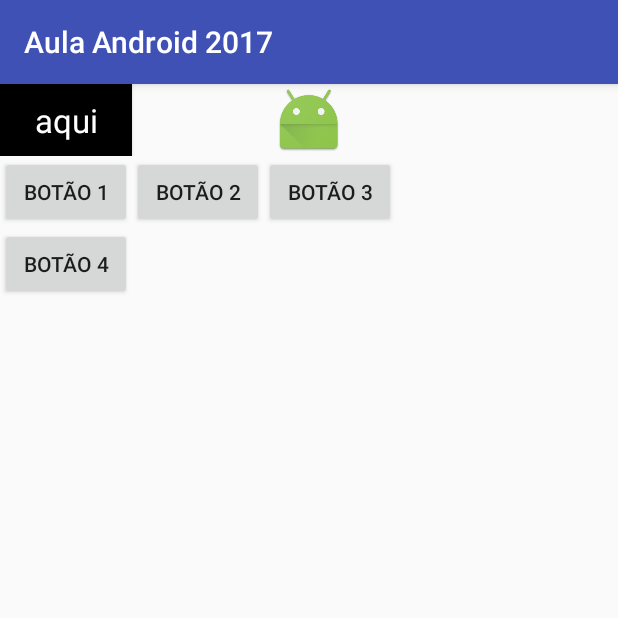
After one commit to marcelobjr/app-android, an Android app: the Exercicio2 screen opened directly, with no data from a screen before it, on a phone screen of 412 x 824 dp, the top half of it. The commit adds this screen. Run offline under Robolectric (Android 15) with nearby library versions, the phone set to English and light mode, and no system bars.

Commit message:
exercicio layout

```diff
--- a/app/src/main/AndroidManifest.xml
+++ b/app/src/main/AndroidManifest.xml
@@ -3,6 +3,7 @@
     package="com.example.marcelo.aulaandroid">
 
     <uses-permission android:name="android.permission.CALL_PHONE" />
+
     <application
         android:allowBackup="true"
         android:icon="@mipmap/ic_launcher"
@@ -22,7 +23,8 @@
         <activity android:name=".Exercicio4" />
         <activity android:name=".Exercicio4FormStudentActivity" />
         <activity android:name=".ExercicioSQL" />
-        <activity android:name=".ExercicioSQLCadastro"></activity>
+        <activity android:name=".ExercicioSQLCadastro" />
+        <activity android:name=".Exercicio2"></activity>
     </application>
 
 </manifest>
--- /dev/null
+++ b/app/src/main/java/com/example/marcelo/aulaandroid/Exercicio2.java
@@ -0,0 +1,13 @@
+package com.example.marcelo.aulaandroid;
+
+import android.support.v7.app.AppCompatActivity;
+import android.os.Bundle;
+
+public class Exercicio2 extends AppCompatActivity {
+
+    @Override
+    protected void onCreate(Bundle savedInstanceState) {
+        super.onCreate(savedInstanceState);
+        setContentView(R.layout.activity_exercicio2);
+    }
+}
--- /dev/null
+++ b/app/src/main/res/layout/activity_exercicio2.xml
@@ -0,0 +1,16 @@
+<?xml version="1.0" encoding="utf-8"?>
+<ScrollView xmlns:android="http://schemas.android.com/apk/res/android"
+    android:layout_width="match_parent"
+    android:layout_height="match_parent">
+
+    <LinearLayout
+        android:orientation="vertical"
+        android:layout_width="fill_parent"
+        android:layout_height="fill_parent">
+
+        <include layout="@layout/frame_layout"/>
+        <include layout="@layout/grid_layout" />
+
+    </LinearLayout>
+
+</ScrollView>
--- /dev/null
+++ b/app/src/main/res/layout/frame_layout.xml
@@ -0,0 +1,26 @@
+<?xml version="1.0" encoding="utf-8"?>
+<FrameLayout xmlns:android="http://schemas.android.com/apk/res/android"
+android:layout_width="fill_parent"
+android:layout_height="fill_parent"
+android:orientation="vertical">
+
+
+<ImageView
+    android:id="@+id/img2"
+    android:layout_width="match_parent"
+    android:layout_height="wrap_content"
+    android:layout_gravity="bottom"
+    android:src="@mipmap/ic_launcher" />
+
+<Button
+    android:id="@+id/button"
+    android:layout_width="wrap_content"
+    android:layout_height="wrap_content"
+    android:layout_gravity="bottom"
+    android:background="#000"
+    android:text="aqui"
+    android:textAppearance="?android:attr/textAppearanceLarge"
+    android:textColor="#FFFFFF" />
+
+
+</FrameLayout>
--- /dev/null
+++ b/app/src/main/res/layout/grid_layout.xml
@@ -0,0 +1,29 @@
+<?xml version="1.0" encoding="utf-8"?>
+<GridLayout xmlns:android="http://schemas.android.com/apk/res/android"
+    android:layout_width="match_parent"
+    android:layout_height="wrap_content"
+    android:columnCount="3"
+    android:rowCount="2">
+
+    <Button
+        android:text="Botão 1"
+        android:layout_width="wrap_content"
+        android:layout_height="wrap_content" />
+    <Button
+        android:text="Botão 2"
+        android:layout_width="wrap_content"
+        android:layout_height="wrap_content"
+        />
+    <Button
+        android:text="Botão 3"
+        android:layout_width="wrap_content"
+        android:layout_height="wrap_content"
+        />
+    <Button
+        android:text="Botão 4"
+        android:layout_width="wrap_content"
+        android:layout_height="wrap_content"
+        />
+
+
+</GridLayout>
--- a/app/src/main/res/values/strings.xml
+++ b/app/src/main/res/values/strings.xml
@@ -18,4 +18,5 @@
     <string name="ex4_email">Digite seu email</string>
     <string name="ex4_phone">Digite seu telefone</string>
     <string name="ex4_botaoSave">Salvar</string>
+    <string name="homeButtonEx2">Exercicio 2</string>
 </resources>
```
Also changed, not shown: app/src/main/java/com/example/marcelo/aulaandroid/HelloWord.java (+9 -0 lines), app/src/main/res/layout/activity_hello_word.xml (+9 -0 lines), app/src/main/res/layout/linear_layout.xml (added, +88 -0 lines), app/src/main/res/layout/scroll_view.xml (added, +16 -0 lines), app/src/main/res/layout/table_layout.xml (added, +38 -0 lines).
